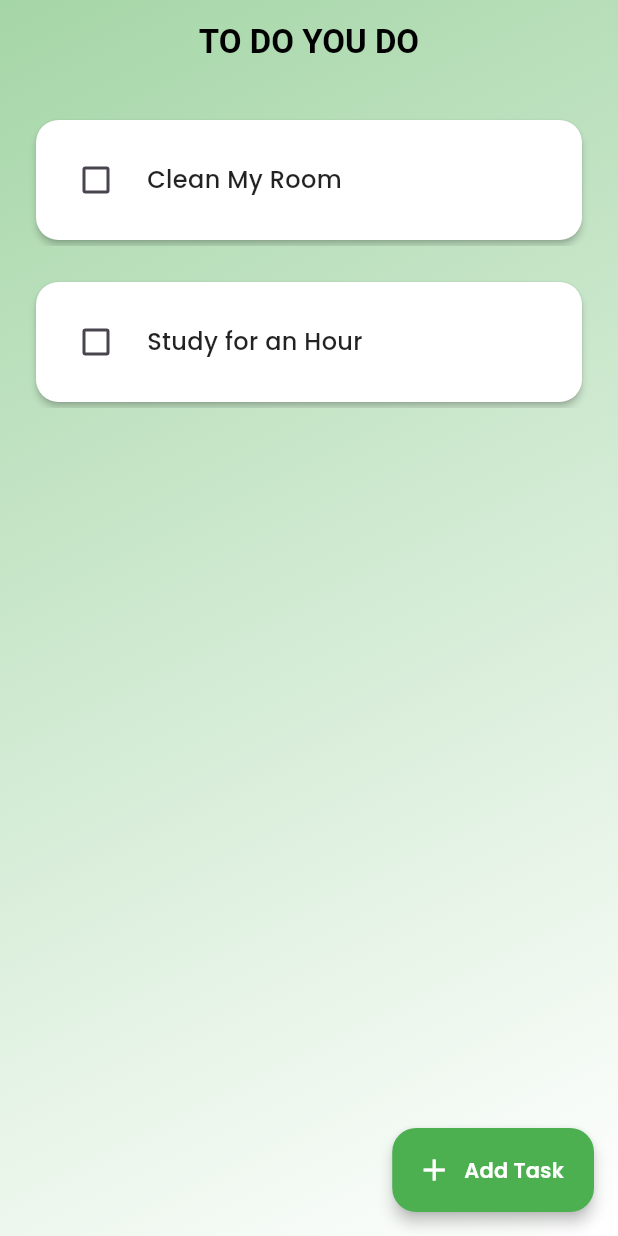
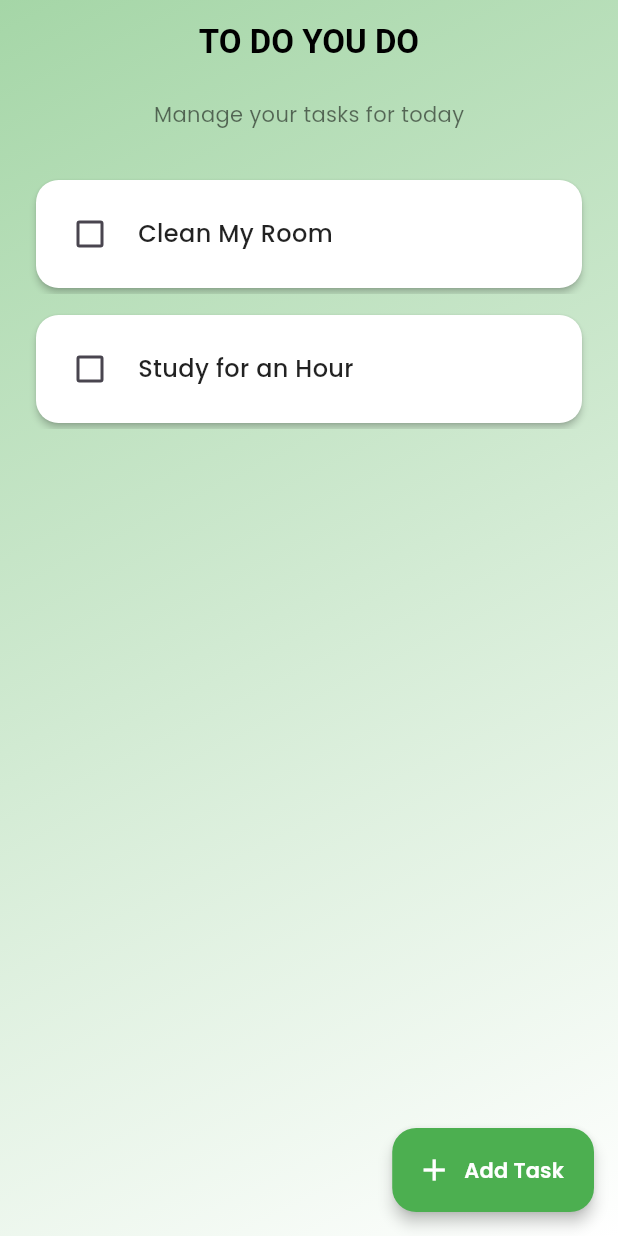
Before and after one commit to watch-r/ToDoYouDo, a Flutter app: the screen it shows after launch, on a phone screen of 412 x 824 dp. Run offline on Flutter 3.47's test engine with Material 3 defaults, Android fonts, the phone set to English and light mode, and no system bars; drawn by our look-alikes of flutter_slidable; our stand-ins replace google_fonts, hive_flutter; accounts and stored records are empty.

Commit message:
feat: enhance task management UI with improved layout and padding adjustments

```diff
--- a/lib/pages/homepage.dart
+++ b/lib/pages/homepage.dart
@@ -117,6 +117,22 @@ class _HomePageState extends State<HomePage> {
           ),
         ),
         child: SafeArea(
+          child: Column(
+            children: [
+              Padding(
+                padding: const EdgeInsetsGeometry.symmetric(horizontal: 20, vertical: 10),
+                child: Column(
+                  crossAxisAlignment: CrossAxisAlignment.start,
+                  children: [
+                    Text(
+                      "Manage your tasks for today",
+                      style: GoogleFonts.poppins(fontSize: 14, color: Colors.black54),
+                    ),
+                    SizedBox(height: 10),
+                  ],
+                ),
+              ),
+              Expanded(
                 child: AnimatedList(
                   key: _listKey,
                   initialItemCount: db.todoList.length,
@@ -133,6 +149,9 @@ class _HomePageState extends State<HomePage> {
                   },
                 ),
               ),
+            ],
+          ),
+        ),
       ),
     );
   }
--- a/lib/utils/todo_tile.dart
+++ b/lib/utils/todo_tile.dart
@@ -18,7 +18,7 @@ class TodoTile extends StatelessWidget {
   @override
   Widget build(BuildContext context) {
     return Padding(
-      padding: const EdgeInsets.only(left: 20.0, right: 20, top: 20),
+      padding: const EdgeInsets.only(left: 20.0, right: 20, top: 10),
       child: Slidable(
         endActionPane: ActionPane(
           motion: StretchMotion(),
@@ -27,7 +27,7 @@ class TodoTile extends StatelessWidget {
               onPressed: deleteTask,
               icon: Icons.delete,
               backgroundColor: Colors.redAccent,
-              borderRadius: BorderRadius.circular(12),
+              borderRadius: BorderRadius.circular(15),
             ),
           ],
         ),
@@ -36,7 +36,7 @@ class TodoTile extends StatelessWidget {
           shape: RoundedRectangleBorder(borderRadius: BorderRadiusGeometry.circular(15)),
           color: taskCompleted ? Colors.green[100] : Colors.white,
           child: Padding(
-            padding: const EdgeInsets.all(16.0),
+            padding: const EdgeInsets.all(12.0),
             child: Row(
               children: [
                 Checkbox(
@@ -45,7 +45,7 @@ class TodoTile extends StatelessWidget {
                   activeColor: Colors.green[700],
                 ),
                 // taskname
-                SizedBox(width: 10),
+                SizedBox(width: 8),
                 Expanded(
                   child: Text(
                     taskName,
```
Lines whose indentation alone changed are shown as unchanged.
